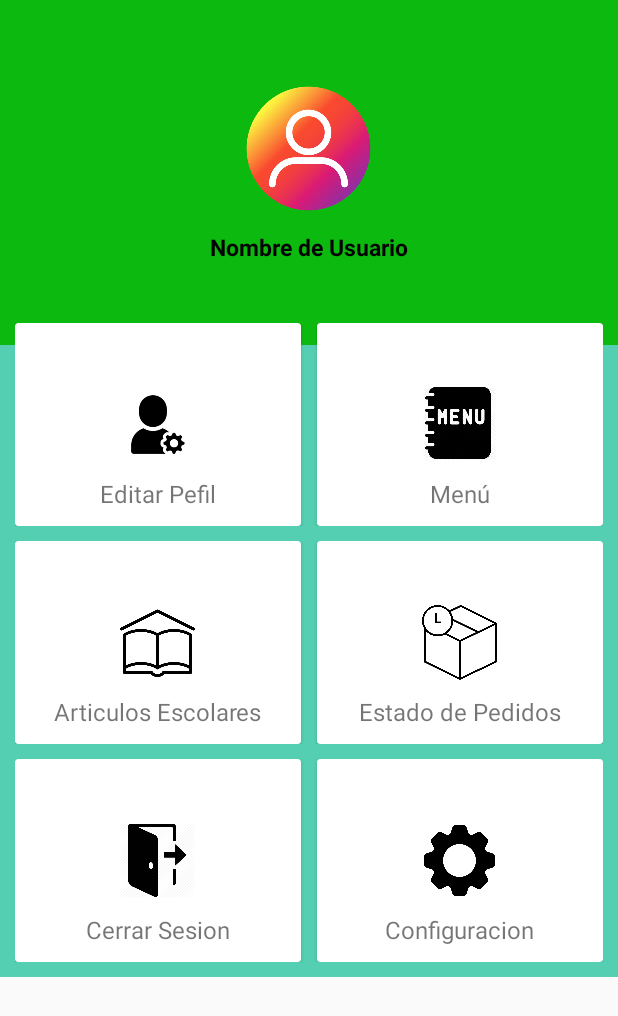
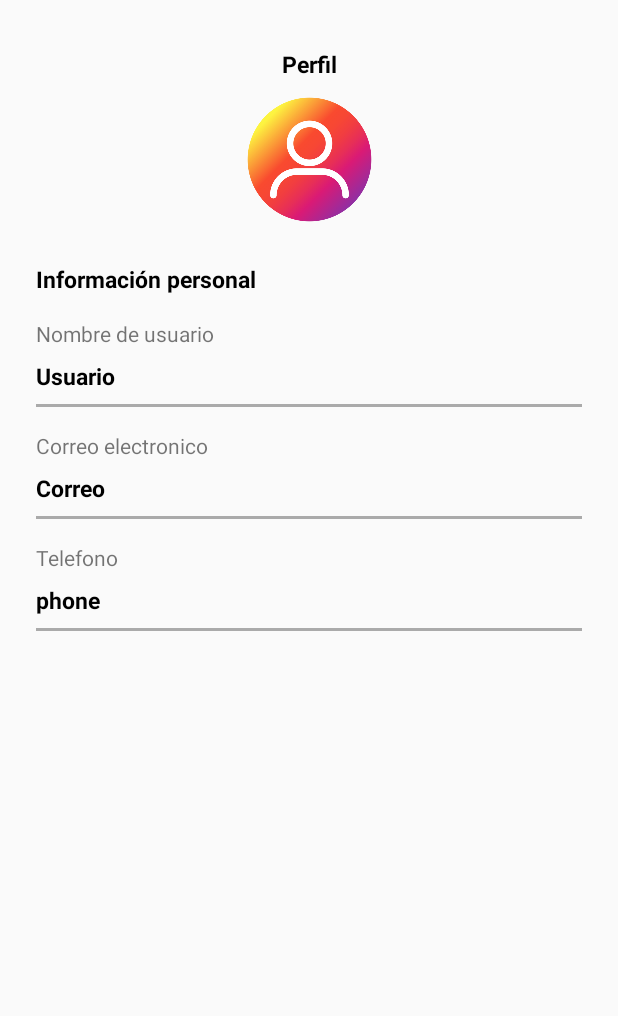
Before and after one commit to IvanGV859/FimeBookandMarket, an Android app: the screen it shows after launch once a user with an empty profile is signed in (Home before the commit, Perfil after it), after a tap on an icon or button, on a phone screen of 412 x 824 dp. Shown: the top 1016 px of the screen. Run offline under Robolectric (Android 15) with nearby library versions, the phone set to English and light mode, and no system bars; our stand-ins replace Firebase (no records; nobody signed in at launch, a user with empty details on screens opened directly); Roboto replaces fonts that are not available here.

Commit message:
Interfaz perfil

```diff
--- a/app/src/main/AndroidManifest.xml
+++ b/app/src/main/AndroidManifest.xml
@@ -9,7 +9,8 @@
         android:roundIcon="@mipmap/ic_launcher_round"
         android:supportsRtl="true"
         android:theme="@style/AppTheme">
-        <activity android:name=".Libros"></activity>
+        <activity android:name=".Perfil"></activity>
+        <activity android:name=".Libros" />
         <activity android:name=".Menu" />
         <activity android:name=".Home" />
         <activity android:name=".SignIn" />
--- a/app/src/main/java/com/example/fimebookandmarket/Home.java
+++ b/app/src/main/java/com/example/fimebookandmarket/Home.java
@@ -35,7 +35,7 @@ public class Home extends AppCompatActivity {
         mAuth = FirebaseAuth.getInstance();
         mDatabase = FirebaseDatabase.getInstance().getReference();
 
-        mTextViewNombre = findViewById(R.id.nombrePerfil);
+        mTextViewNombre = findViewById(R.id.nombreHome);
 
         mDatabase.child("Users").addValueEventListener(new ValueEventListener() {
             @Override
@@ -59,7 +59,8 @@ public class Home extends AppCompatActivity {
     public void onClick(View view){
         switch (view.getId()) {
             case R.id.btnPerfil:
-                Toast.makeText(Home.this,"Editar Perfil", Toast.LENGTH_SHORT).show();
+                Intent perfil = new Intent(Home.this,Perfil.class);
+                startActivity(perfil);
                 break;
             case R.id.btnMenu:
                 Intent menu = new Intent(Home.this,Menu.class);
--- /dev/null
+++ b/app/src/main/java/com/example/fimebookandmarket/Perfil.java
@@ -0,0 +1,59 @@
+package com.example.fimebookandmarket;
+
+import androidx.annotation.NonNull;
+import androidx.appcompat.app.AppCompatActivity;
+
+import android.os.Bundle;
+import android.widget.TextView;
+
+import com.google.firebase.auth.FirebaseAuth;
+import com.google.firebase.database.DataSnapshot;
+import com.google.firebase.database.DatabaseError;
+import com.google.firebase.database.DatabaseReference;
+import com.google.firebase.database.FirebaseDatabase;
+import com.google.firebase.database.ValueEventListener;
+
+public class Perfil extends AppCompatActivity {
+
+    private TextView mTextViewNombreP, mTextViewEmailP, mTextViewPhoneP;
+
+    private FirebaseAuth mAuth;
+    private DatabaseReference mDatabase;
+
+    @Override
+    protected void onCreate(Bundle savedInstanceState) {
+        super.onCreate(savedInstanceState);
+        setContentView(R.layout.activity_perfil);
+
+        mAuth = FirebaseAuth.getInstance();
+        mDatabase = FirebaseDatabase.getInstance().getReference();
+
+        mTextViewNombreP = findViewById(R.id.usuarioPerfil);
+        mTextViewEmailP = findViewById(R.id.emailPerfil);
+        mTextViewPhoneP = findViewById(R.id.phonePerfil);
+
+
+        mDatabase.child("Users").addValueEventListener(new ValueEventListener() {
+            @Override
+            public void onDataChange(@NonNull DataSnapshot dataSnapshot) {
+                if(dataSnapshot.exists()){
+
+                    String id = mAuth.getCurrentUser().getUid();
+
+                    String nombreP = dataSnapshot.child(id).child("usuario").getValue().toString();
+                    mTextViewNombreP.setText(nombreP);
+
+                    String emailP = dataSnapshot.child(id).child("email").getValue().toString();
+                    mTextViewEmailP.setText(emailP);
+
+                    String phoneP = dataSnapshot.child(id).child("phone").getValue().toString();
+                    mTextViewPhoneP.setText(phoneP);
+
+                }
+            }
+            @Override
+            public void onCancelled(@NonNull DatabaseError error) {
+            }
+        });
+    }
+}
--- a/app/src/main/res/layout/activity_home.xml
+++ b/app/src/main/res/layout/activity_home.xml
@@ -40,7 +40,7 @@
                         />
 
                     <TextView
-                        android:id="@+id/nombrePerfil"
+                        android:id="@+id/nombreHome"
                         android:layout_width="wrap_content"
                         android:layout_height="wrap_content"
                         android:layout_marginTop="10dp"
--- /dev/null
+++ b/app/src/main/res/layout/activity_perfil.xml
@@ -0,0 +1,174 @@
+<?xml version="1.0" encoding="utf-8"?>
+<androidx.constraintlayout.widget.ConstraintLayout xmlns:android="http://schemas.android.com/apk/res/android"
+    xmlns:app="http://schemas.android.com/apk/res-auto"
+    xmlns:tools="http://schemas.android.com/tools"
+    android:layout_width="match_parent"
+    android:layout_height="match_parent"
+    tools:context=".Perfil">
+
+    <View
+        android:id="@+id/view3"
+        android:layout_width="match_parent"
+        android:layout_height="2dp"
+        android:layout_marginStart="24dp"
+        android:layout_marginLeft="24dp"
+        android:layout_marginTop="8dp"
+        android:layout_marginEnd="24dp"
+        android:layout_marginRight="24dp"
+        android:background="@android:color/darker_gray"
+        app:layout_constraintEnd_toEndOf="parent"
+        app:layout_constraintHorizontal_bias="1.0"
+        app:layout_constraintStart_toStartOf="parent"
+        app:layout_constraintTop_toBottomOf="@+id/phonePerfil" />
+
+    <View
+        android:id="@+id/view2"
+        android:layout_width="match_parent"
+        android:layout_height="2dp"
+        android:layout_marginStart="24dp"
+        android:layout_marginLeft="24dp"
+        android:layout_marginTop="8dp"
+        android:layout_marginEnd="24dp"
+        android:layout_marginRight="24dp"
+        android:background="@android:color/darker_gray"
+        app:layout_constraintEnd_toEndOf="parent"
+        app:layout_constraintHorizontal_bias="0.0"
+        app:layout_constraintStart_toStartOf="parent"
+        app:layout_constraintTop_toBottomOf="@+id/emailPerfil" />
+
+    <TextView
+        android:id="@+id/textView7"
+        android:layout_width="wrap_content"
+        android:layout_height="wrap_content"
+        android:layout_marginStart="24dp"
+        android:layout_marginLeft="24dp"
+        android:layout_marginTop="16dp"
+        android:text="Telefono"
+        app:layout_constraintStart_toStartOf="parent"
+        app:layout_constraintTop_toBottomOf="@+id/view2" />
+
+    <TextView
+        android:id="@+id/phonePerfil"
+        android:layout_width="wrap_content"
+        android:layout_height="wrap_content"
+        android:layout_marginStart="24dp"
+        android:layout_marginLeft="24dp"
+        android:layout_marginTop="8dp"
+        android:text="phone"
+        android:textColor="#000000"
+        android:textSize="15sp"
+        android:textStyle="bold"
+        app:layout_constraintStart_toStartOf="parent"
+        app:layout_constraintTop_toBottomOf="@+id/textView7" />
+
+    <TextView
+        android:id="@+id/textView6"
+        android:layout_width="wrap_content"
+        android:layout_height="wrap_content"
+        android:layout_marginStart="24dp"
+        android:layout_marginLeft="24dp"
+        android:layout_marginTop="16dp"
+        android:text="Correo electronico"
+        app:layout_constraintStart_toStartOf="parent"
+        app:layout_constraintTop_toBottomOf="@+id/view" />
+
+    <TextView
+        android:id="@+id/emailPerfil"
+        android:layout_width="wrap_content"
+        android:layout_height="wrap_content"
+        android:layout_marginStart="24dp"
+        android:layout_marginLeft="24dp"
+        android:layout_marginTop="8dp"
+        android:text="Correo"
+        android:textColor="#000000"
+        android:textSize="15sp"
+        android:textStyle="bold"
+        app:layout_constraintStart_toStartOf="parent"
+        app:layout_constraintTop_toBottomOf="@+id/textView6" />
+
+    <TextView
+        android:id="@+id/usuarioPerfil"
+        android:layout_width="wrap_content"
+        android:layout_height="wrap_content"
+        android:layout_marginStart="24dp"
+        android:layout_marginLeft="24dp"
+        android:layout_marginTop="8dp"
+        android:text="Usuario"
+        android:textColor="#000000"
+        android:textSize="15sp"
+        android:textStyle="bold"
+        app:layout_constraintStart_toStartOf="parent"
+        app:layout_constraintTop_toBottomOf="@+id/textView4" />
+
+    <View
+        android:id="@+id/view"
+        android:layout_width="match_parent"
+        android:layout_height="2dp"
+        android:layout_marginStart="24dp"
+        android:layout_marginLeft="24dp"
+        android:layout_marginTop="8dp"
+        android:layout_marginEnd="24dp"
+        android:layout_marginRight="24dp"
+        android:background="@android:color/darker_gray"
+        app:layout_constraintEnd_toEndOf="parent"
+        app:layout_constraintStart_toStartOf="parent"
+        app:layout_constraintTop_toBottomOf="@+id/usuarioPerfil" />
+
+    <TextView
+        android:id="@+id/textView4"
+        android:layout_width="wrap_content"
+        android:layout_height="wrap_content"
+        android:layout_marginStart="24dp"
+        android:layout_marginLeft="24dp"
+        android:layout_marginTop="16dp"
+        android:text="Nombre de usuario"
+        app:layout_constraintStart_toStartOf="parent"
+        app:layout_constraintTop_toBottomOf="@+id/textView3" />
+
+    <TextView
+        android:id="@+id/textView2"
+        android:layout_width="wrap_content"
+        android:layout_height="wrap_content"
+        android:layout_marginStart="32dp"
+        android:layout_marginLeft="32dp"
+        android:layout_marginTop="32dp"
+        android:layout_marginEnd="32dp"
+        android:layout_marginRight="32dp"
+        android:text="Perfil"
+        android:textColor="#000000"
+        android:textSize="15sp"
+        android:textStyle="bold"
+        app:layout_constraintEnd_toEndOf="parent"
+        app:layout_constraintStart_toStartOf="parent"
+        app:layout_constraintTop_toTopOf="parent" />
+
+    <ImageView
+        android:id="@+id/imageView"
+        android:layout_width="90dp"
+        android:layout_height="90dp"
+        android:layout_marginStart="32dp"
+        android:layout_marginLeft="32dp"
+        android:layout_marginTop="8dp"
+        android:layout_marginEnd="32dp"
+        android:layout_marginRight="32dp"
+        app:layout_constraintEnd_toEndOf="parent"
+        app:layout_constraintStart_toStartOf="parent"
+        app:layout_constraintTop_toBottomOf="@+id/textView2"
+        app:srcCompat="@drawable/profile_pic" />
+
+    <TextView
+        android:id="@+id/textView3"
+        android:layout_width="wrap_content"
+        android:layout_height="wrap_content"
+        android:layout_marginStart="24dp"
+        android:layout_marginLeft="24dp"
+        android:layout_marginTop="24dp"
+        android:text="Información personal"
+        android:textColor="#000000"
+        android:textSize="15sp"
+        android:textStyle="bold"
+        app:layout_constraintStart_toStartOf="parent"
+        app:layout_constraintTop_toBottomOf="@+id/imageView" />
+
+
+</androidx.constraintlayout.widget.ConstraintLayout>
```
